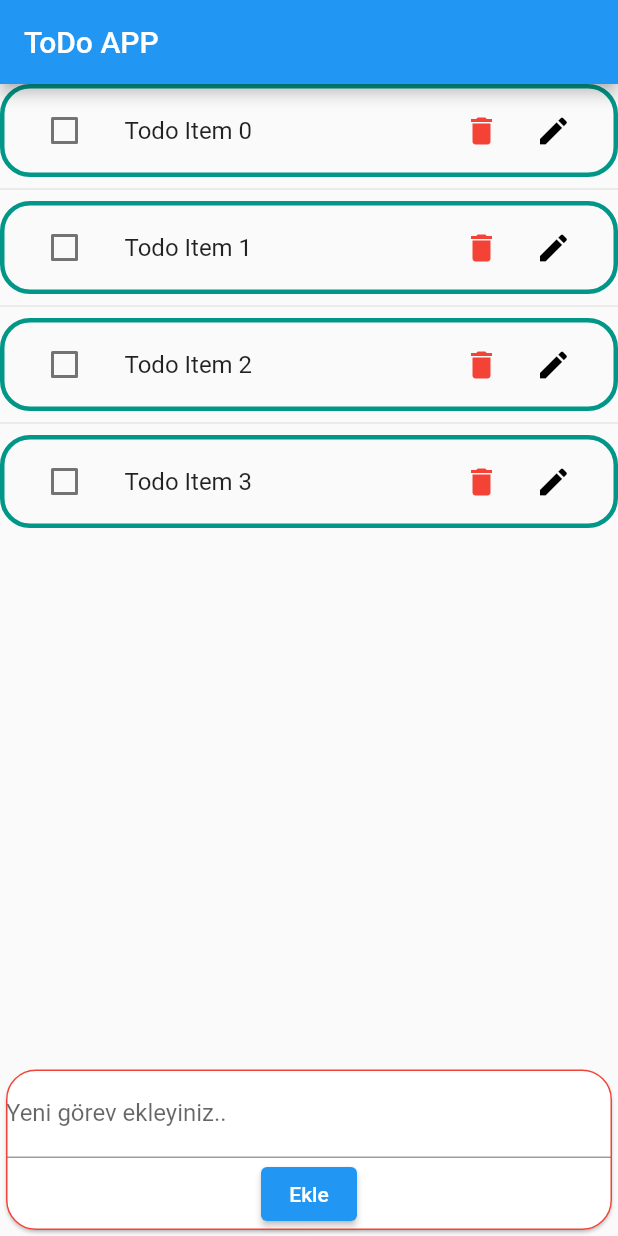
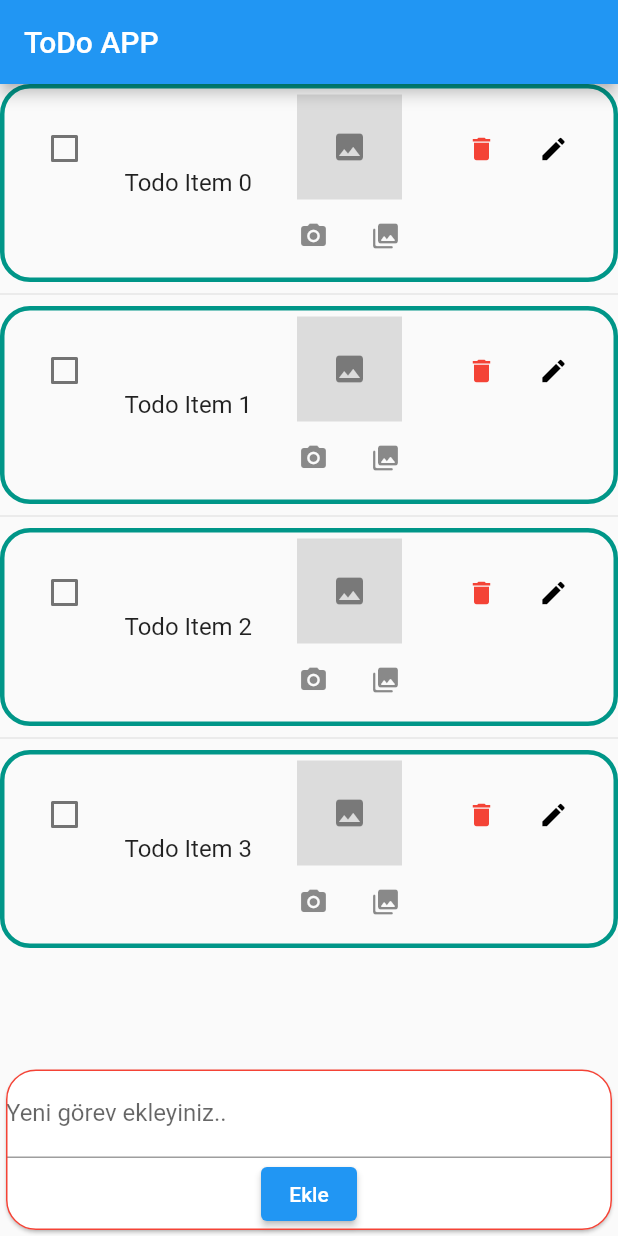
Before and after one commit to stellar-projects/flutter_todo_ahmet, a Flutter app: the screen it shows after launch, on a phone screen of 412 x 824 dp. Run offline on Flutter 3.47's test engine with Material 2 defaults, Android fonts, the phone set to English and light mode, and no system bars; our stand-ins replace image_picker.

Commit message:
Fotoğraf ekleme aktif edildi.

```diff
--- a/lib/home_page.dart
+++ b/lib/home_page.dart
@@ -1,4 +1,7 @@
+import 'dart:io';
+
 import 'package:flutter/material.dart';
+import 'package:image_picker/image_picker.dart';
 
 ///Yorumlar
 ///Öncelikle eline sağlık, uygulama güzel çalışıyor. İlk aşamayı topaladığına göre mevcut yapıda birkaç geri bildirimim olucak.
@@ -15,13 +18,12 @@ import 'package:flutter/material.dart';
 /// 8- daha doğru bir yaklaşım bu iş için bir map kullanmaktansa bir TodoItem class'ı oluşturup onların parametreleri üzerinden çalışmak olur.
 /// 9- Yine mevcut yapıda satırlarının "primary key" değerleri map olduğu için birden fazla aynı todo satırını kabul etmiyor. Primary key değerinin her zaman tek olmasını garnatilemen gerekiyor. Bu yüzden class yapısı + array şeklinde ilerlemen önemli.
 
-
-
 ///Todo listesi için class. Bu şekilde gelecekte eklenmesi muhtemel yeni parametreler kolayca sşsteme eklenebilir.
-class TodoItem{
+class TodoItem {
   String text;
   bool isChecked;
-  TodoItem(this.text, this.isChecked);
+  File? file;
+  TodoItem(this.text, this.isChecked, this.file);
 }
 
 class ToDoApp extends StatefulWidget {
@@ -32,29 +34,43 @@ class ToDoApp extends StatefulWidget {
 }
 
 class _ToDoAppState extends State<ToDoApp> {
-
-
-  final List<TodoItem> items = List.generate(4, (index) => TodoItem("Todo Item $index", false));
+  final List<TodoItem> items =
+      List.generate(4, (index) => TodoItem("Todo Item $index", false, null));
 
   TextEditingController userInput = TextEditingController();
 
   String text = "";
+  ImagePicker image = ImagePicker();
 
-  void _onTapDeleteRow(TodoItem item){
+  _onTapTakePhotoWithCamera(TodoItem item) async {
+    var img = await image.pickImage(source: ImageSource.camera);
+    setState(() {
+      item.file = File(img!.path);
+    });
+  }
+
+  _onTapSelectImageFromGallery(TodoItem item) async {
+    var img = await image.pickImage(source: ImageSource.gallery);
+    setState(() {
+      item.file = File(img!.path);
+    });
+  }
+
+  void _onTapDeleteRow(TodoItem item) {
     setState(() {
       items.remove(item);
     });
   }
 
-  void _onTapAddNewRow(String text){
+  void _onTapAddNewRow(String text) {
     setState(() {
-      items.add(TodoItem(text, false));
+      items.add(TodoItem(text, false, null));
       userInput.clear();
     });
     //print(todo);
   }
 
-  void _onTapUpdateRow(TodoItem item){
+  void _onTapUpdateRow(TodoItem item) {
     showDialog(
       context: context,
       builder: ((context) => SimpleDialog(
@@ -79,7 +95,7 @@ class _ToDoAppState extends State<ToDoApp> {
     );
   }
 
-  void _onTapCheck(TodoItem item, bool isChecked){
+  void _onTapCheck(TodoItem item, bool isChecked) {
     setState(() {
       item.isChecked = isChecked;
     });
@@ -100,18 +116,62 @@ class _ToDoAppState extends State<ToDoApp> {
                     shape: RoundedRectangleBorder(
                         side: const BorderSide(color: Colors.teal, width: 3),
                         borderRadius: BorderRadius.circular(20.0)),
-                    title: Text(item.text,
+                    title: Row(
+                      children: [
+                        SizedBox(
+                          width: 100,
+                          child: Text(item.text,
                               style: TextStyle(
-                            decoration: item.isChecked ? TextDecoration.lineThrough : null)),
+                                  decoration: item.isChecked
+                                      ? TextDecoration.lineThrough
+                                      : null)),
+                        ),
+                        const Spacer(),
+                        Column(
+                          children: [
+                            Container(
+                              width: 70,
+                              height: 70,
+                              color: Colors.black12,
+                              child: item.file == null
+                                  ? const Icon(Icons.image)
+                                  : Image.file(
+                                      item.file!,
+                                      fit: BoxFit.fill,
+                                    ),
+                            ),
+                            Row(
+                              children: [
+                                IconButton(
+                                    iconSize: 20,
+                                    onPressed: () {
+                                      _onTapTakePhotoWithCamera(item);
+                                    },
+                                    icon: const Icon(Icons.camera_alt)),
+                                IconButton(
+                                    iconSize: 20,
+                                    onPressed: () {
+                                      _onTapSelectImageFromGallery(item);
+                                    },
+                                    icon: const Icon(
+                                        Icons.photo_library_rounded)),
+                              ],
+                            )
+                          ],
+                        ),
+                      ],
+                    ),
                     leading: Checkbox(
                       value: item.isChecked,
-                      onChanged: (newValue) => _onTapCheck(item, newValue ?? false),
+                      onChanged: (newValue) =>
+                          _onTapCheck(item, newValue ?? false),
                       activeColor: Colors.orange,
                     ),
                     trailing: Row(
                       mainAxisSize: MainAxisSize.min,
                       children: [
                         IconButton(
+                          iconSize: 20,
                           color: Colors.red,
                           icon: const Icon(Icons.delete),
                           onPressed: () {
@@ -120,15 +180,19 @@ class _ToDoAppState extends State<ToDoApp> {
                           },
                         ),
                         IconButton(
+                          iconSize: 20,
                           color: Colors.black,
-                          onPressed: item.isChecked ? null : () => _onTapUpdateRow(item),
+                          onPressed: item.isChecked
+                              ? null
+                              : () => _onTapUpdateRow(item),
                           icon: const Icon(Icons.edit),
                         ),
                       ],
                     ),
                   );
                 },
-                separatorBuilder: (BuildContext context, int index) => const Divider(),
+                separatorBuilder: (BuildContext context, int index) =>
+                    const Divider(),
               ),
             ),
             Card(
@@ -144,7 +208,7 @@ class _ToDoAppState extends State<ToDoApp> {
                     ),
                   ),
                   ElevatedButton(
-                      onPressed: () =>_onTapAddNewRow(userInput.text),
+                      onPressed: () => _onTapAddNewRow(userInput.text),
                       child: const Text("Ekle"))
                 ],
               ),
```
Also changed, not shown: pubspec.yaml (+4 -4 lines), pubspec.lock, 2 other files. Lines whose indentation alone changed are shown as unchanged.
